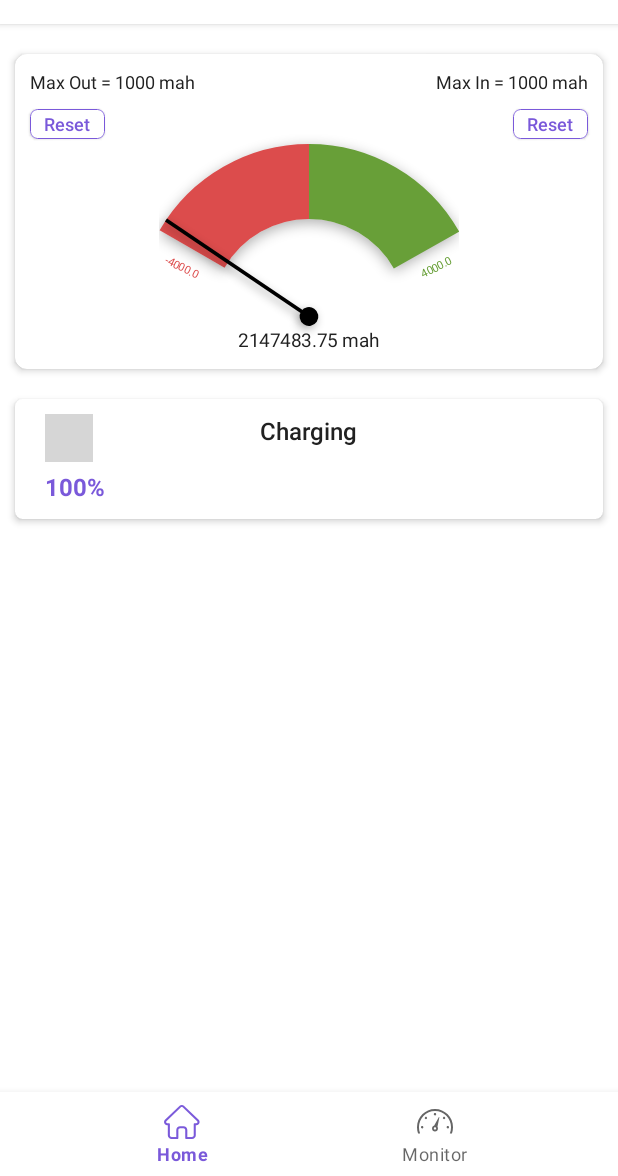
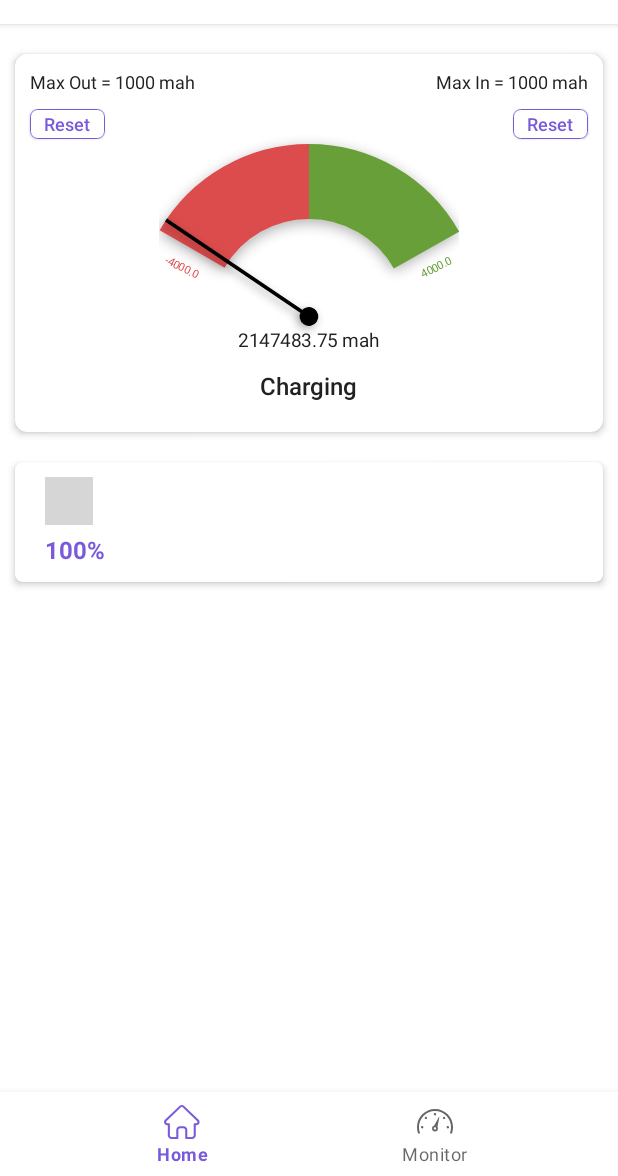
Before and after one commit to MugdhaRahman/Battery-Info, an Android app: the screen it shows after launch (MainActivity), on a phone screen of 412 x 824 dp, the part 60-1236 px from its top. Run offline under Robolectric (Android 15) with nearby library versions, the phone set to English and light mode, and no system bars; plain views replace ABV; grey boxes are pictures that could not be loaded.

Commit message:
home page

```diff
--- a/app/src/main/java/com/mrapps/batteryinfo/activity/MainActivity.kt
+++ b/app/src/main/java/com/mrapps/batteryinfo/activity/MainActivity.kt
@@ -2,6 +2,7 @@ package com.mrapps.batteryinfo.activity
 
 import android.os.Bundle
 import androidx.appcompat.app.AppCompatActivity
+import androidx.viewpager2.widget.ViewPager2
 import com.mrapps.batteryinfo.R
 import com.mrapps.batteryinfo.adapter.ViewPagerAdapter
 import com.mrapps.batteryinfo.databinding.ActivityMainBinding
@@ -46,6 +47,23 @@ class MainActivity : AppCompatActivity() {
             true
         }
 
+        binding.viewPager.registerOnPageChangeCallback(object : ViewPager2.OnPageChangeCallback() {
+            override fun onPageSelected(position: Int) {
+                super.onPageSelected(position)
+                when (position) {
+                    0 -> {
+                        binding.bottomBar.menu.findItem(R.id.n_home).isChecked = true
+                        binding.toolbarTitle.text = getString(R.string.app_name)
+                    }
+
+                    1 -> {
+                        binding.bottomBar.menu.findItem(R.id.n_monitor).isChecked = true
+                        binding.toolbarTitle.text = "Monitor"
+                    }
+                }
+            }
+        })
+
     }
 
 
--- a/app/src/main/res/layout/fragment_home.xml
+++ b/app/src/main/res/layout/fragment_home.xml
@@ -104,6 +104,20 @@
                 android:layout_centerHorizontal="true"
                 android:layout_marginBottom="10dp" />
 
+            <TextView
+                android:id="@+id/chargingStatus"
+                android:layout_width="wrap_content"
+                android:layout_height="wrap_content"
+                android:layout_below="@id/halfGauge"
+                android:layout_centerHorizontal="true"
+                android:layout_marginStart="20dp"
+                android:layout_marginBottom="20dp"
+                android:fontFamily="sans-serif-medium"
+                android:gravity="center"
+                android:text="Charging"
+                android:textSize="16sp" />
+
+
         </RelativeLayout>
 
     </com.google.android.material.card.MaterialCardView>
@@ -126,7 +140,7 @@
                 android:id="@+id/llBattery"
                 android:layout_width="wrap_content"
                 android:layout_height="wrap_content"
-                android:layout_alignParentTop="true"
+                android:layout_centerVertical="true"
                 android:layout_marginStart="20dp"
                 android:layout_marginTop="10dp"
                 android:orientation="vertical">
@@ -156,20 +170,6 @@
             </LinearLayout>
 
 
-            <TextView
-                android:id="@+id/chargingStatus"
-                android:layout_width="wrap_content"
-                android:layout_height="wrap_content"
-                android:layout_alignParentTop="true"
-                android:layout_centerHorizontal="true"
-                android:layout_marginStart="20dp"
-                android:layout_marginTop="10dp"
-                android:fontFamily="sans-serif-medium"
-                android:gravity="center"
-                android:text="Charging"
-                android:textSize="16sp" />
-
-
         </RelativeLayout>
 
 
```
Also changed, not shown: app/src/main/java/com/mrapps/batteryinfo/fragment/FragmentHome.kt (+8 -0 lines).
